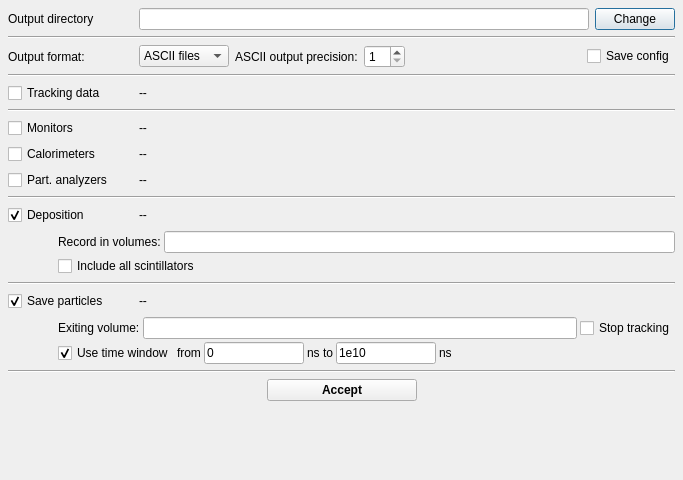
First picture: the form in ants3bundle/src/ants3/gui/particleSim/aparticlesimoutputdialog.ui, repository andrmor/ANTS3bundle, before the edit.
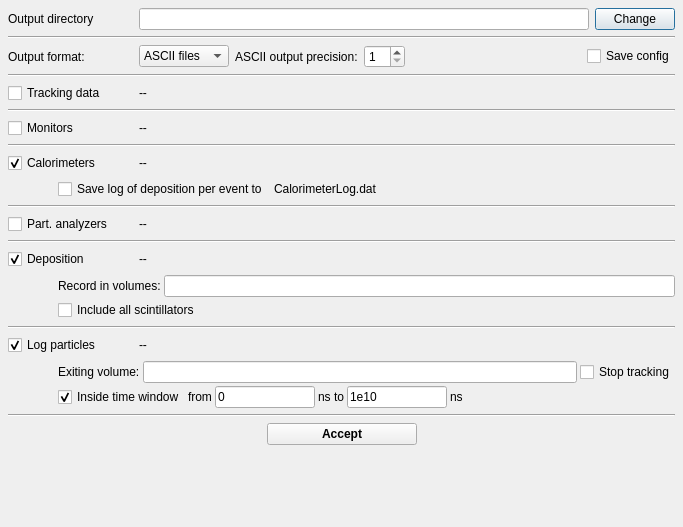
Second picture: the form after the edit.

Commit message: Add calorimeter depo per event log

```diff
--- a/ants3bundle/src/ants3/gui/particleSim/aparticlesimoutputdialog.ui
+++ b/ants3bundle/src/ants3/gui/particleSim/aparticlesimoutputdialog.ui
@@ -7,7 +7,7 @@
     <x>0</x>
     <y>0</y>
     <width>683</width>
-    <height>480</height>
+    <height>527</height>
    </rect>
   </property>
   <property name="sizePolicy">
@@ -240,6 +240,13 @@
      </item>
     </layout>
    </item>
+   <item>
+    <widget class="Line" name="line_7">
+     <property name="orientation">
+      <enum>Qt::Orientation::Horizontal</enum>
+     </property>
+    </widget>
+   </item>
    <item>
     <layout class="QHBoxLayout" name="horizontalLayout_10">
      <property name="topMargin">
@@ -256,6 +263,9 @@
        <property name="text">
         <string>Calorimeters</string>
        </property>
+       <property name="checked">
+        <bool>true</bool>
+       </property>
       </widget>
      </item>
      <item>
@@ -280,6 +290,76 @@
      </item>
     </layout>
    </item>
+   <item>
+    <widget class="QFrame" name="frCalorimeters">
+     <property name="minimumSize">
+      <size>
+       <width>0</width>
+       <height>0</height>
+      </size>
+     </property>
+     <property name="frameShape">
+      <enum>QFrame::Shape::NoFrame</enum>
+     </property>
+     <property name="frameShadow">
+      <enum>QFrame::Shadow::Raised</enum>
+     </property>
+     <layout class="QHBoxLayout" name="horizontalLayout_14">
+      <property name="spacing">
+       <number>6</number>
+      </property>
+      <property name="leftMargin">
+       <number>50</number>
+      </property>
+      <property name="topMargin">
+       <number>0</number>
+      </property>
+      <property name="rightMargin">
+       <number>0</number>
+      </property>
+      <property name="bottomMargin">
+       <number>0</number>
+      </property>
+      <item>
+       <widget class="QCheckBox" name="cbCalorimeterSaveLog">
+        <property name="toolTip">
+         <string>Format: One line per event, the line lists energy total depsoition per event for each calorimeter, ordered by the calorimeter index</string>
+        </property>
+        <property name="text">
+         <string>Save log of deposition per event to</string>
+        </property>
+       </widget>
+      </item>
+      <item>
+       <widget class="QLabel" name="labCalorimeterLogFileName">
+        <property name="text">
+         <string>CalorimeterLog.dat</string>
+        </property>
+       </widget>
+      </item>
+      <item>
+       <spacer name="horizontalSpacer_12">
+        <property name="orientation">
+         <enum>Qt::Orientation::Horizontal</enum>
+        </property>
+        <property name="sizeHint" stdset="0">
+         <size>
+          <width>40</width>
+          <height>20</height>
+         </size>
+        </property>
+       </spacer>
+      </item>
+     </layout>
+    </widget>
+   </item>
+   <item>
+    <widget class="Line" name="line_8">
+     <property name="orientation">
+      <enum>Qt::Orientation::Horizontal</enum>
+     </property>
+    </widget>
+   </item>
    <item>
     <layout class="QHBoxLayout" name="horizontalLayout_11">
      <property name="topMargin">
@@ -484,7 +564,7 @@
 0xFF particle_name(0-term string) Energy[keV](double) X(double) Y(double) Z(double) DirX(double) DirY(double) DirZ(double) Time[ns](double)</string>
        </property>
        <property name="text">
-        <string>Save particles</string>
+        <string>Log particles</string>
        </property>
        <property name="checked">
         <bool>true</bool>
@@ -575,7 +655,7 @@
         <item>
          <widget class="QCheckBox" name="cbUseTimeWindow">
           <property name="text">
-           <string>Use time window</string>
+           <string>Inside time window</string>
           </property>
           <property name="checked">
            <bool>true</bool>
```
Left out of the diff: 72 changed lines with no effect on the pictures. The commit also changes 10 other files.
